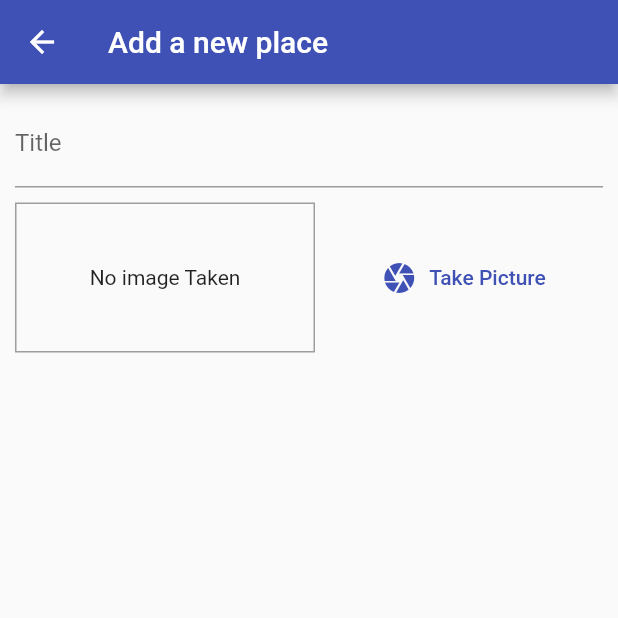
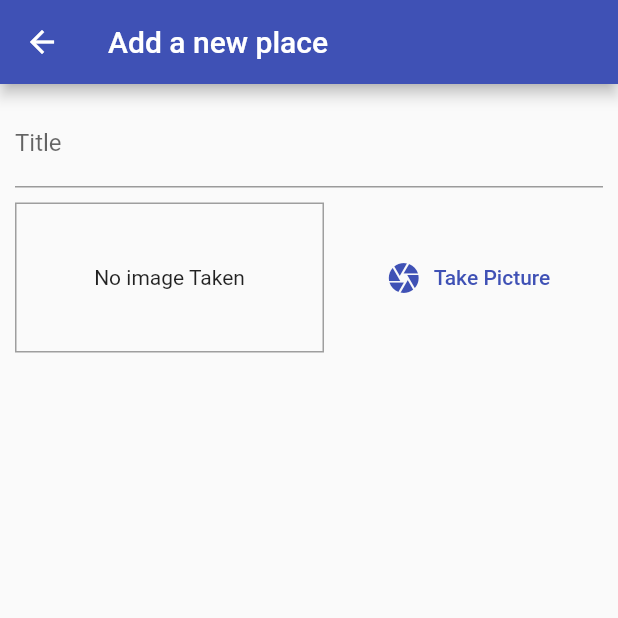
Before and after one commit to viktorvoltz/myphoto, a Flutter app: the AddPlaceScreen screen opened by its route, after a tap on "Take Picture", on a phone screen of 412 x 824 dp, the top half of it. Run offline on Flutter 3.47's test engine with Material 2 defaults, Android fonts, the phone set to English and light mode, and no system bars; our stand-ins replace image_picker.

Commit message:
media query update

```diff
--- a/lib/widgets/image_input.dart
+++ b/lib/widgets/image_input.dart
@@ -22,6 +22,9 @@ class _ImageInputState extends State<ImageInput> {
       source: ImageSource.camera,
       maxWidth: 600,
     );
+    if (imageFile == null){
+      return;
+    }
     setState(() {
       _storedImage = File(imageFile.path);
     });
@@ -33,10 +36,11 @@ class _ImageInputState extends State<ImageInput> {
 
   @override
   Widget build(BuildContext context) {
+     var size = MediaQuery.of(context).size;
     return Row(
       children: <Widget>[
         Container(
-          width: 200,
+          width: size.width * 0.5,
           height: 100,
           decoration: BoxDecoration(
             border: Border.all(width: 1, color: Colors.grey),
@@ -54,12 +58,13 @@ class _ImageInputState extends State<ImageInput> {
           width: 10,
         ),
         Expanded(
-            child: FlatButton.icon(
-          icon: Icon(Icons.camera),
-          label: Text('Take Picture'),
-          textColor: Theme.of(context).primaryColor,
-          onPressed: _takePicture,
-        )),
+              child: FlatButton.icon(
+            icon: Icon(Icons.camera),
+            label: Text('Take Picture',),
+            textColor: Theme.of(context).primaryColor,
+            onPressed: _takePicture,
+          )),
+
       ],
     );
   }
```
